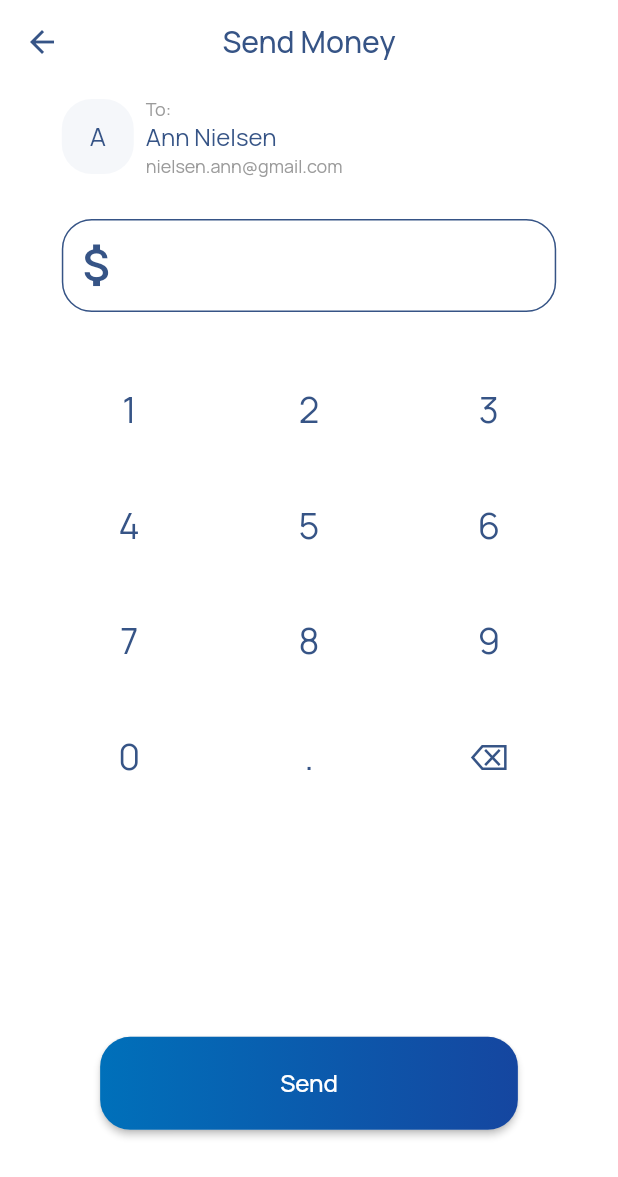
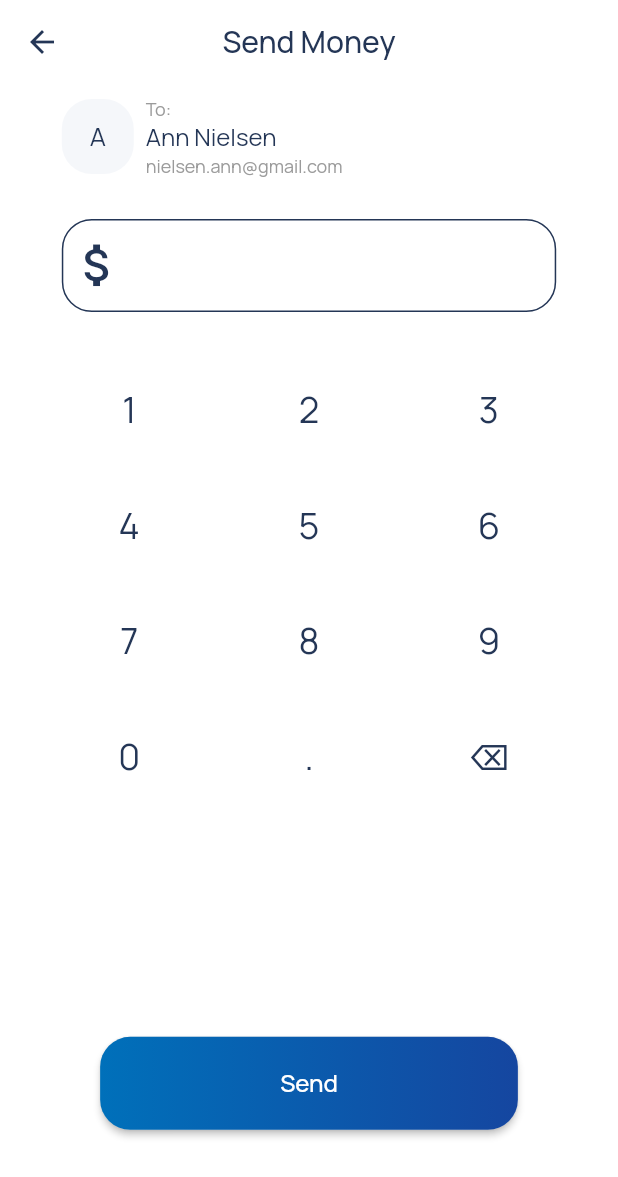
Before and after one commit to syth0le/Flutter_PayPal, a Flutter app: the SendMoneyScreen screen opened directly, on a phone screen of 412 x 824 dp. Shown: the top 1177 px of the screen. Run offline on Flutter 3.47's test engine with Material 2 defaults, Android fonts, the phone set to English and light mode, and no system bars; our stand-ins replace flutter_svg, google_fonts.

```diff
--- a/lib/screens/sendMoney/components/sendMoney.dart
+++ b/lib/screens/sendMoney/components/sendMoney.dart
@@ -1,6 +1,7 @@
 import 'package:flutter/cupertino.dart';
 import 'package:flutter/material.dart';
 import 'package:google_fonts/google_fonts.dart';
+import 'package:paypal/constants.dart';
 
 class SendMoneyScreen extends StatelessWidget {
   final List buttons = [
@@ -24,16 +25,16 @@ class SendMoneyScreen extends StatelessWidget {
         appBar: AppBar(
           centerTitle: true,
           title: new Text("Send Money",
-              style: GoogleFonts.manrope(
-                  textStyle: TextStyle(color: Color(0xFF365486)))),
+              style:
+                  GoogleFonts.manrope(textStyle: TextStyle(color: kAllColor))),
           elevation: 0,
           leading: IconButton(
               icon: Icon(
                 Icons.arrow_back,
-                color: Color(0xFF365486),
+                color: kAllColor,
               ),
               onPressed: null,
-              color: Color(0xFF365486)),
+              color: Color(0xFF243656)),
           backgroundColor: Colors.white,
         ),
         body: new ListView(physics: NeverScrollableScrollPhysics(), children: [
@@ -67,7 +68,7 @@ class SendMoneyScreen extends StatelessWidget {
                               "A",
                               style: GoogleFonts.manrope(
                                   textStyle: TextStyle(
-                                      fontSize: 17, color: Color(0xFF365486))),
+                                      fontSize: 17, color: kAllColor)),
                             ),
                           ),
                         ),
@@ -90,7 +91,7 @@ class SendMoneyScreen extends StatelessWidget {
                                   style: GoogleFonts.manrope(
                                     textStyle: TextStyle(
                                       fontSize: 16.0,
-                                      color: Color(0xFF365486),
+                                      color: kAllColor,
                                     ),
                                   )),
                               Text('nielsen.ann@gmail.com',
@@ -129,15 +130,10 @@ class SendMoneyScreen extends StatelessWidget {
                               buttonText: buttons[index],
                               color: Color(0x1AFFFFFF),
                               // color: Colors.white,
-                              textColor: Color(0xFF365486),
+                              textColor: kAllColor,
                             );
                           }),
                     )),
-                    // NumButton(
-                    //   buttonText: "Send",
-                    //   color: Colors.blue,
-                    //   textColor: Color(0xFF365486),
-                    // )
                     RaisedButton(
                       onPressed: () {},
                       textColor: Colors.white,
@@ -178,18 +174,18 @@ class MoneyInput extends StatelessWidget {
         decoration: InputDecoration(
       prefixIcon: Icon(
         Icons.attach_money,
-        color: Color(0xFF365486),
+        color: kAllColor,
         size: 37,
       ),
       border: OutlineInputBorder(
         borderSide: BorderSide(
-          color: Color(0xFF365486),
+          color: kAllColor,
         ),
         borderRadius: BorderRadius.circular(20.0),
       ),
       enabledBorder: OutlineInputBorder(
         borderSide: BorderSide(
-          color: Color(0xFF365486),
+          color: kAllColor,
         ),
         borderRadius: BorderRadius.circular(20.0),
       ),
@@ -221,7 +217,7 @@ class NumButton extends StatelessWidget {
             child: Text(buttonText,
                 style: GoogleFonts.manrope(
                   textStyle: TextStyle(
-                    color: textColor,
+                    color: kAllColor,
                     fontSize: 24,
                   ),
                 ))),
--- a/pubspec.yaml
+++ b/pubspec.yaml
@@ -29,6 +29,7 @@ dependencies:
   # Use with the CupertinoIcons class for iOS style icons.
   cupertino_icons: ^0.1.3
   google_fonts: ^1.1.1
+  flutter_svg: ^0.19.1
 
 
 dev_dependencies:
```
Also changed, not shown: lib/constants.dart (+4 -3 lines), lib/main.dart (+3 -86 lines), lib/screens/contacts/contacts.dart (+100 -0 lines), assets/icons/home_bottom_bar.svg (added), assets/icons/setting_bottom_bar.svg (added), assets/icons/users_bottom_bar.svg (added), assets/icons/wallet_bottom_bar.svg (added), pubspec.lock, 1 other file.
